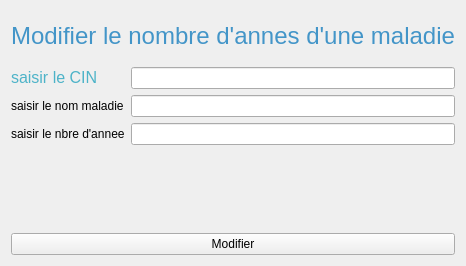
Old version of the form modifnbrann.ui in the repository ananomri/projet-anan-and-assma.
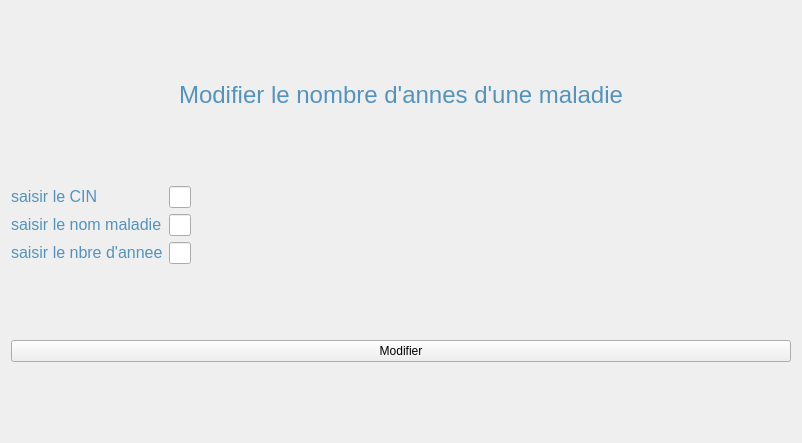
New version of the form. Icons and pictures are not drawn.

```diff
--- a/modifnbrann.ui
+++ b/modifnbrann.ui
@@ -6,14 +6,32 @@
    <rect>
     <x>0</x>
     <y>0</y>
-    <width>426</width>
-    <height>266</height>
+    <width>705</width>
+    <height>443</height>
    </rect>
   </property>
   <property name="windowTitle">
    <string>Form</string>
   </property>
+  <property name="styleSheet">
+   <string notr="true">#Form{
+	border-image: url(im31.png) 0 0 0 0 stretch stretch;
+}</string>
+  </property>
   <layout class="QVBoxLayout" name="verticalLayout">
+   <item>
+    <spacer name="verticalSpacer_4">
+     <property name="orientation">
+      <enum>Qt::Vertical</enum>
+     </property>
+     <property name="sizeHint" stdset="0">
+      <size>
+       <width>20</width>
+       <height>40</height>
+      </size>
+     </property>
+    </spacer>
+   </item>
    <item>
     <widget class="QLabel" name="label">
      <property name="maximumSize">
@@ -23,51 +41,105 @@
       </size>
      </property>
      <property name="text">
-      <string>&lt;html&gt;&lt;head/&gt;&lt;body&gt;&lt;p align=&quot;center&quot;&gt;&lt;span style=&quot; font-size:18pt; color:#4395c8;&quot;&gt;Modifier le nombre d'annes d'une maladie&lt;/span&gt;&lt;/p&gt;&lt;/body&gt;&lt;/html&gt;</string>
+      <string>&lt;html&gt;&lt;head/&gt;&lt;body&gt;&lt;p align=&quot;center&quot;&gt;&lt;span style=&quot; font-size:18pt; color:#5393bd;&quot;&gt;Modifier le nombre d'annes d'une maladie&lt;/span&gt;&lt;/p&gt;&lt;/body&gt;&lt;/html&gt;</string>
      </property>
     </widget>
    </item>
+   <item>
+    <spacer name="verticalSpacer_2">
+     <property name="orientation">
+      <enum>Qt::Vertical</enum>
+     </property>
+     <property name="sizeHint" stdset="0">
+      <size>
+       <width>20</width>
+       <height>40</height>
+      </size>
+     </property>
+    </spacer>
+   </item>
    <item>
     <layout class="QFormLayout" name="formLayout">
+     <property name="rightMargin">
+      <number>600</number>
+     </property>
      <item row="0" column="0">
       <widget class="QLabel" name="label_2">
        <property name="text">
-        <string>&lt;html&gt;&lt;head/&gt;&lt;body&gt;&lt;p&gt;&lt;span style=&quot; font-size:12pt; color:#4db3c8;&quot;&gt;saisir le CIN&lt;/span&gt;&lt;/p&gt;&lt;/body&gt;&lt;/html&gt;</string>
+        <string>&lt;html&gt;&lt;head/&gt;&lt;body&gt;&lt;p&gt;&lt;span style=&quot; font-size:12pt; color:#5393bd;&quot;&gt;saisir le CIN&lt;/span&gt;&lt;/p&gt;&lt;/body&gt;&lt;/html&gt;</string>
        </property>
       </widget>
      </item>
      <item row="0" column="1">
       <widget class="QLineEdit" name="cin"/>
      </item>
-     <item row="1" column="0">
+     <item row="2" column="0">
       <widget class="QLabel" name="label_3">
        <property name="text">
-        <string>saisir le nom maladie</string>
+        <string>&lt;html&gt;&lt;head/&gt;&lt;body&gt;&lt;p&gt;&lt;span style=&quot; font-size:12pt; color:#5393bd;&quot;&gt;saisir le nom maladie&lt;/span&gt;&lt;/p&gt;&lt;/body&gt;&lt;/html&gt;</string>
        </property>
       </widget>
      </item>
-     <item row="1" column="1">
+     <item row="2" column="1">
       <widget class="QLineEdit" name="nom"/>
      </item>
-     <item row="2" column="0">
+     <item row="3" column="0">
       <widget class="QLabel" name="label_4">
        <property name="text">
-        <string>saisir le nbre d'annee</string>
+        <string>&lt;html&gt;&lt;head/&gt;&lt;body&gt;&lt;p&gt;&lt;span style=&quot; font-size:12pt; color:#5393bd;&quot;&gt;saisir le nbre d'annee&lt;/span&gt;&lt;/p&gt;&lt;/body&gt;&lt;/html&gt;</string>
        </property>
       </widget>
      </item>
-     <item row="2" column="1">
+     <item row="3" column="1">
       <widget class="QLineEdit" name="nb"/>
      </item>
     </layout>
    </item>
+   <item>
+    <spacer name="verticalSpacer">
+     <property name="orientation">
+      <enum>Qt::Vertical</enum>
+     </property>
+     <property name="sizeHint" stdset="0">
+      <size>
+       <width>20</width>
+       <height>40</height>
+      </size>
+     </property>
+    </spacer>
+   </item>
    <item>
     <widget class="QPushButton" name="modif">
+     <property name="minimumSize">
+      <size>
+       <width>90</width>
+       <height>0</height>
+      </size>
+     </property>
+     <property name="maximumSize">
+      <size>
+       <width>800</width>
+       <height>90</height>
+      </size>
+     </property>
      <property name="text">
       <string>Modifier</string>
      </property>
     </widget>
    </item>
+   <item>
+    <spacer name="verticalSpacer_3">
+     <property name="orientation">
+      <enum>Qt::Vertical</enum>
+     </property>
+     <property name="sizeHint" stdset="0">
+      <size>
+       <width>20</width>
+       <height>40</height>
+      </size>
+     </property>
+    </spacer>
+   </item>
   </layout>
  </widget>
  <resources/>
```
